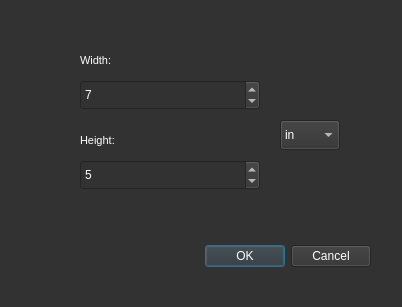
Before: the Qt Designer form designs/choose_size_dialog.ui in DaryaSanina/media-editor, drawn with Qt 5.
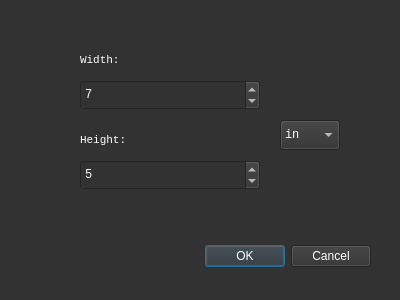
After: the same form once the commit is applied.

What changed in the file:
```diff
--- a/designs/choose_size_dialog.ui
+++ b/designs/choose_size_dialog.ui
@@ -6,10 +6,28 @@
    <rect>
     <x>0</x>
     <y>0</y>
-    <width>402</width>
-    <height>307</height>
+    <width>400</width>
+    <height>300</height>
    </rect>
   </property>
+  <property name="sizePolicy">
+   <sizepolicy hsizetype="Fixed" vsizetype="Fixed">
+    <horstretch>0</horstretch>
+    <verstretch>0</verstretch>
+   </sizepolicy>
+  </property>
+  <property name="minimumSize">
+   <size>
+    <width>400</width>
+    <height>300</height>
+   </size>
+  </property>
+  <property name="maximumSize">
+   <size>
+    <width>400</width>
+    <height>300</height>
+   </size>
+  </property>
   <property name="windowTitle">
    <string>Choose size</string>
   </property>
@@ -44,6 +62,11 @@
      <height>30</height>
     </rect>
    </property>
+   <property name="font">
+    <font>
+     <family>Consolas</family>
+    </font>
+   </property>
    <property name="styleSheet">
     <string notr="true">color: white</string>
    </property>
@@ -63,6 +86,11 @@
      <height>30</height>
     </rect>
    </property>
+   <property name="font">
+    <font>
+     <family>Consolas</family>
+    </font>
+   </property>
    <property name="styleSheet">
     <string notr="true">color: white</string>
    </property>
@@ -84,6 +112,7 @@
    </property>
    <property name="font">
     <font>
+     <family>Consolas</family>
      <pointsize>8</pointsize>
     </font>
    </property>
@@ -105,6 +134,7 @@
    </property>
    <property name="font">
     <font>
+     <family>Consolas</family>
      <pointsize>8</pointsize>
     </font>
    </property>
@@ -124,6 +154,11 @@
      <height>30</height>
     </rect>
    </property>
+   <property name="font">
+    <font>
+     <family>Consolas</family>
+    </font>
+   </property>
    <property name="styleSheet">
     <string notr="true">color: white</string>
    </property>
```
Left out of the diff: 5 changed lines with no effect on the pictures.
